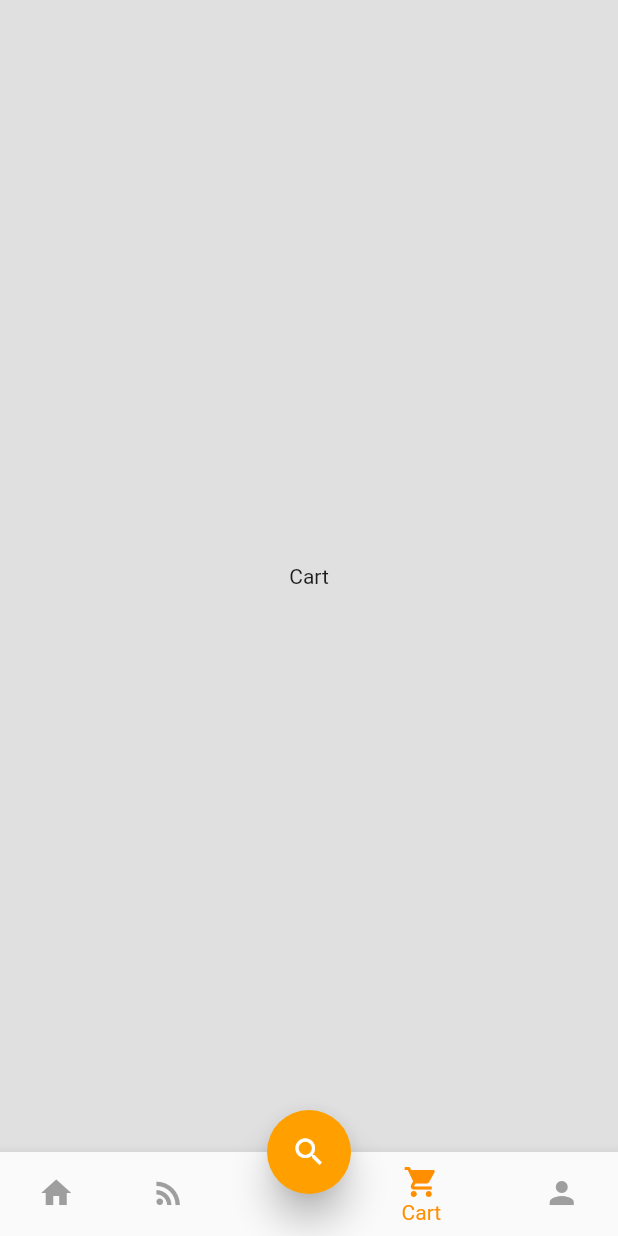
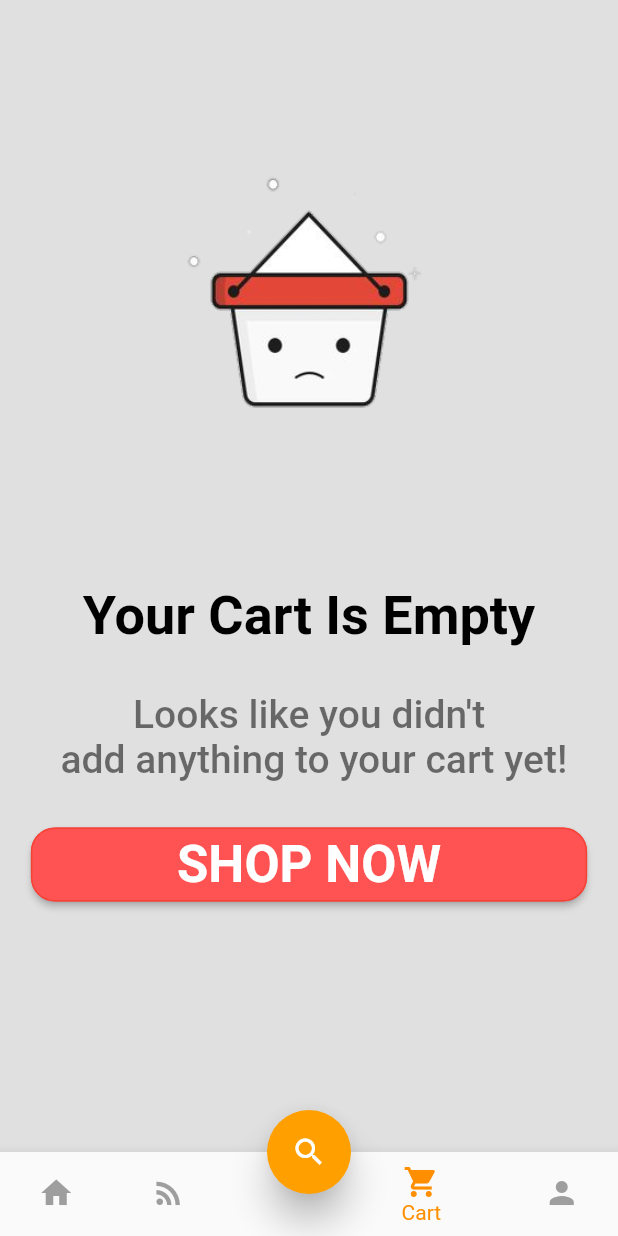
Before and after one commit to danielbui12/shopping-cart-flutter, a Flutter app: the screen it shows after launch, item 4 of the bottom bar chosen, on a phone screen of 412 x 824 dp. Run offline on Flutter 3.47's test engine with Material 2 defaults, Android fonts, the phone set to English and light mode, and no system bars; our stand-ins replace shared_preferences; missing offline and left inert: list_tile_switch; network calls fail.

Commit message:
building cart screen

```diff
--- a/lib/const/theme.dart
+++ b/lib/const/theme.dart
@@ -18,7 +18,9 @@ class Styles {
       hoverColor: isDarkTheme ? Color(0xff3A3A3B) : Color(0xff4285F4),
       focusColor: isDarkTheme ? Color(0xff0B2512) : Color(0xffA8DAB5),
       disabledColor: Colors.grey,
-      textSelectionColor: isDarkTheme ? Colors.white : Colors.black,
+      textSelectionTheme: TextSelectionThemeData(
+        selectionColor: isDarkTheme ? Colors.white : Colors.black,
+      ),
       cardColor: isDarkTheme ? Color(0xFF151515) : Colors.white,
       canvasColor: isDarkTheme ? Colors.black : Colors.grey[50],
       brightness: isDarkTheme ? Brightness.dark : Brightness.light,
--- a/lib/main.dart
+++ b/lib/main.dart
@@ -10,6 +10,7 @@ void main() {
 
 class MyApp extends StatelessWidget {
   DarkThemeProvider darkThemeProvider = DarkThemeProvider();
+
   @override
   Widget build(BuildContext context) {
     return MultiProvider(
--- /dev/null
+++ b/lib/models/dark_theme_preference.dart
@@ -0,0 +1,16 @@
+import 'package:shared_preferences/shared_preferences.dart';
+
+class DarkThemePreference {
+  static const THEME_STATUS = "THEMESTATUS";
+
+  setDarkTheme(bool value) async {
+    SharedPreferences preferences = await SharedPreferences.getInstance();
+
+    preferences.setBool(THEME_STATUS, value);
+  }
+
+  Future<bool> getTheme() async {
+    SharedPreferences preferences = await SharedPreferences.getInstance();
+    return preferences.getBool(THEME_STATUS) ?? false;
+  }
+}
--- a/lib/provider/darkTheme.dart
+++ b/lib/provider/darkTheme.dart
@@ -1,10 +1,14 @@
 import 'package:flutter/widgets.dart';
+import 'package:myapp/models/dark_theme_preference.dart';
 
 class DarkThemeProvider with ChangeNotifier {
+  DarkThemePreference darkThemePreference = DarkThemePreference();
+
   bool _darkTheme = false;
   bool get darkTheme => _darkTheme;
   set darkTheme(bool value) {
     _darkTheme = value;
+    darkThemePreference.setDarkTheme(value);
     notifyListeners();
   }
 }
--- a/lib/screens/bottom_bar.dart
+++ b/lib/screens/bottom_bar.dart
@@ -1,4 +1,5 @@
 import 'package:flutter/material.dart';
+import 'package:myapp/provider/darkTheme.dart';
 import 'package:myapp/screens/cart.dart';
 import 'package:myapp/screens/feeds.dart';
 import 'package:myapp/screens/home.dart';
@@ -15,10 +16,17 @@ class BottomBar extends StatefulWidget {
 class _BottomBarState extends State<BottomBar> {
   int _selectedPageIndex = 4;
   List<Map<String, Widget>> _pages = [];
+  DarkThemeProvider darkThemeProvider = DarkThemeProvider();
+
+  _getCurrentTheme() async {
+    darkThemeProvider.darkTheme =
+        await darkThemeProvider.darkThemePreference.getTheme();
+  }
 
   @override
   void initState() {
     super.initState();
+    _getCurrentTheme();
     _pages = [
       {"page": Home()},
       {"page": Feed()},
--- a/lib/screens/cart.dart
+++ b/lib/screens/cart.dart
@@ -1,12 +1,11 @@
 import 'package:flutter/material.dart';
+import 'package:myapp/screens/cart/cart_empty.dart';
 
 class Cart extends StatelessWidget {
   @override
   Widget build(BuildContext context) {
     return Scaffold(
-      body: Center(
-        child: Text("Cart"),
-      ),
+      body: CartEmpty(),
     );
   }
 }
--- /dev/null
+++ b/lib/screens/cart/cart_empty.dart
@@ -0,0 +1,66 @@
+import 'package:flutter/material.dart';
+import 'package:myapp/const/Colors.dart';
+import 'package:myapp/provider/darkTheme.dart';
+import 'dart:ui';
+
+import 'package:provider/provider.dart';
+
+class CartEmpty extends StatelessWidget {
+  @override
+  Widget build(BuildContext context) {
+    final themeChange = Provider.of<DarkThemeProvider>(context);
+    var color = !themeChange.darkTheme ? Colors.black : Colors.white;
+    return Container(
+      child: Column(
+        children: <Widget>[
+          Container(
+            width: double.infinity,
+            height: MediaQuery.of(context).size.height * 0.4,
+            margin: const EdgeInsets.only(top: 60.0),
+            decoration: BoxDecoration(
+              image: DecorationImage(
+                  fit: BoxFit.fill,
+                  image: AssetImage("assets/images/emptycart.png")),
+            ),
+          ),
+          Text("Your Cart Is Empty ",
+              textAlign: TextAlign.center,
+              style: TextStyle(
+                  fontSize: 36.0, color: color, fontWeight: FontWeight.w600)),
+          SizedBox(
+            height: 30.0,
+          ),
+          Text(
+            "Looks like you didn't\n add anything to your cart yet!",
+            textAlign: TextAlign.center,
+            style: TextStyle(
+                fontSize: 26.0,
+                fontWeight: FontWeight.w500,
+                color: themeChange.darkTheme
+                    ? Theme.of(context).disabledColor
+                    : ColorsConsts.subTitle),
+          ),
+          Container(
+            margin: const EdgeInsets.only(top: 30.0),
+            width: MediaQuery.of(context).size.width * 0.9,
+            height: MediaQuery.of(context).size.height * 0.06,
+            child: RaisedButton(
+              onPressed: () {},
+              shape: RoundedRectangleBorder(
+                  borderRadius: BorderRadius.circular(16.0),
+                  side: BorderSide(color: Colors.red)),
+              color: Colors.redAccent,
+              child: Text(
+                "SHOP NOW",
+                style: TextStyle(
+                    fontSize: 34.0,
+                    color: Colors.white,
+                    fontWeight: FontWeight.bold),
+              ),
+            ),
+          )
+        ],
+      ),
+    );
+  }
+}
--- a/lib/screens/user.dart
+++ b/lib/screens/user.dart
@@ -166,7 +166,7 @@ class _UserInfoState extends State<UserInfo> {
 
   _buildFab() {
     //start position
-    final double defaultTopMargin = 180.0 - 4.0;
+    final double defaultTopMargin = 200.0 - 4.0;
     final double scaleStart = 160.0;
     final double scaleEnd = scaleStart / 2.0;
     double top = defaultTopMargin;
--- a/pubspec.yaml
+++ b/pubspec.yaml
@@ -30,6 +30,7 @@ dependencies:
   cupertino_icons: ^1.0.2
   list_tile_switch: ^1.0.0
   provider: ^5.0.0
+  shared_preferences: ^2.0.6
 
 
 dev_dependencies:
@@ -48,9 +49,8 @@ flutter:
   uses-material-design: true
 
   # To add assets to your application, add an assets section, like this:
-  # assets:
-  #   - images/a_dot_burr.jpeg
-  #   - images/a_dot_ham.jpeg
+  assets:
+    - assets/images/emptycart.png
 
   # An image asset can refer to one or more resolution-specific "variants", see
   # https://flutter.dev/assets-and-images/#resolution-aware.
```
Also changed, not shown: assets/images/emptycart.png (added), pubspec.lock.
